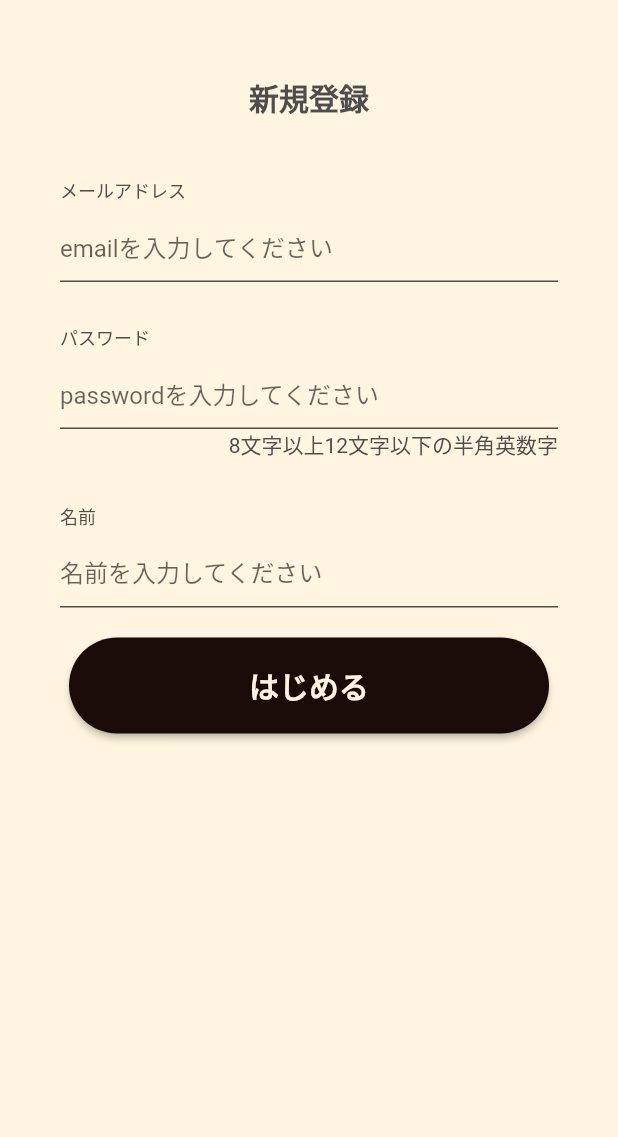
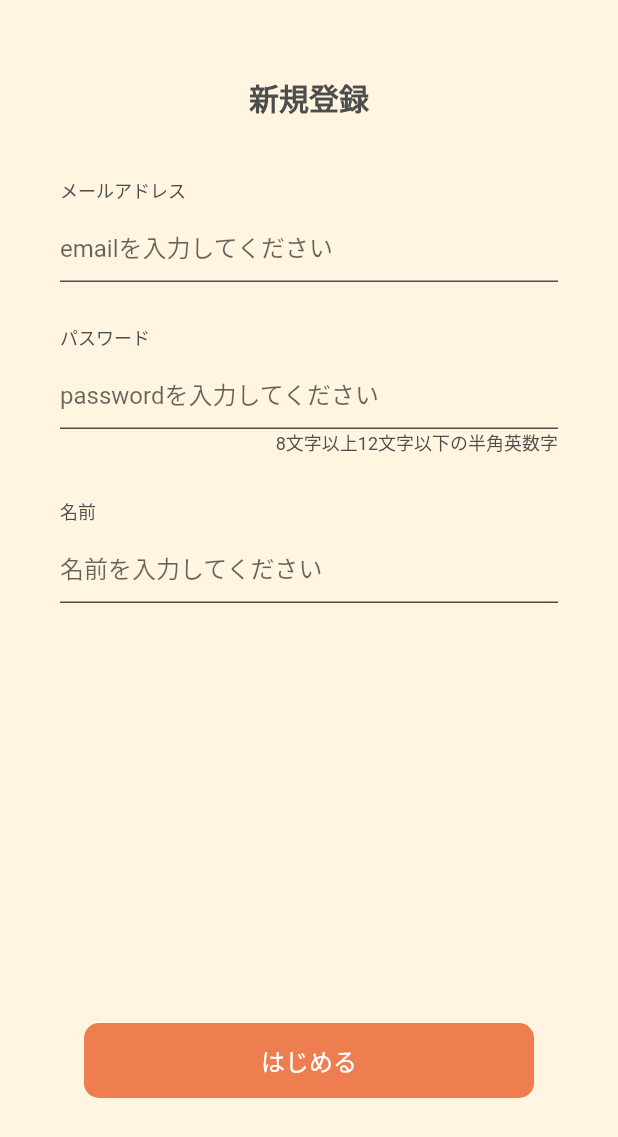
Before and after one commit to LOCAQUE/food_quest, a Flutter app: the screen it shows after launch, on a phone screen of 412 x 824 dp. Shown: the top 1137 px of the screen. Run offline on Flutter 3.47's test engine with Material 2 defaults, Android fonts, the light colour scheme and no system bars; our stand-ins replace animated_bottom_navigation_bar, flutter_dotenv, flutter_hooks, flutter_riverpod, freezed_annotation, gap and 2 more; missing offline and left inert: navigator_scope; accounts and stored records are empty.

Commit message:
update: 新規登録画面の修正

```diff
--- a/lib/presentation/screen/auth/sign_up_screen.dart
+++ b/lib/presentation/screen/auth/sign_up_screen.dart
@@ -1,4 +1,6 @@
 import 'package:flutter/material.dart';
+import 'package:food_quest/gen/colors.gen.dart';
+import 'package:food_quest/presentation/component/button.dart';
 
 import 'package:gap/gap.dart';
 import 'package:hooks_riverpod/hooks_riverpod.dart';
@@ -22,7 +24,6 @@ class SignUpScreen extends HookConsumerWidget {
             child: Column(
               mainAxisAlignment: MainAxisAlignment.center,
               children: [
-                //Gap効いてない気がする...
                 const Gap(10),
                 const Text(
                   '新規登録',
@@ -51,7 +52,13 @@ class SignUpScreen extends HookConsumerWidget {
                 ),
                 const Align(
                   alignment: Alignment.centerRight,
-                  child: Text('8文字以上12文字以下の半角英数字'),
+                  child: Text(
+                    '8文字以上12文字以下の半角英数字',
+                    style: TextStyle(
+                      fontSize: 12,
+                      color: AppColor.textColor,
+                    ),
+                  ),
                 ),
                 Padding(
                   padding: const EdgeInsets.only(top: 28),
@@ -62,35 +69,13 @@ class SignUpScreen extends HookConsumerWidget {
                     hintText: '名前を入力してください',
                   ),
                 ),
-                const Gap(20),
-                SizedBox(
-                  height: 64,
-                  width: 320,
-                  child: ElevatedButton(
-                    onPressed: () async {
-                      await authNotifier.signUp();
-                    },
-                    style: ButtonStyle(
-                      backgroundColor: MaterialStateProperty.all<Color>(
-                        const Color(0xFF1a0b08),
-                      ),
-                      foregroundColor: MaterialStateProperty.all<Color>(
-                        const Color(0xFFFFF5E0),
-                      ),
-                      shape: MaterialStateProperty.all<RoundedRectangleBorder>(
-                        RoundedRectangleBorder(
-                          borderRadius: BorderRadius.circular(40),
-                        ),
-                      ),
-                    ),
-                    child: const Text(
-                      'はじめる',
-                      style: TextStyle(
-                        fontSize: 20,
-                        fontWeight: FontWeight.bold,
-                      ),
-                    ),
-                  ),
+                const Gap(280),
+                CustomButton(
+                  text: 'はじめる',
+                  onPressed: () async {
+                    await authNotifier.signUp();
+                  },
+                  variant: ButtonVariant.primary,
                 ),
               ],
             ),
```
